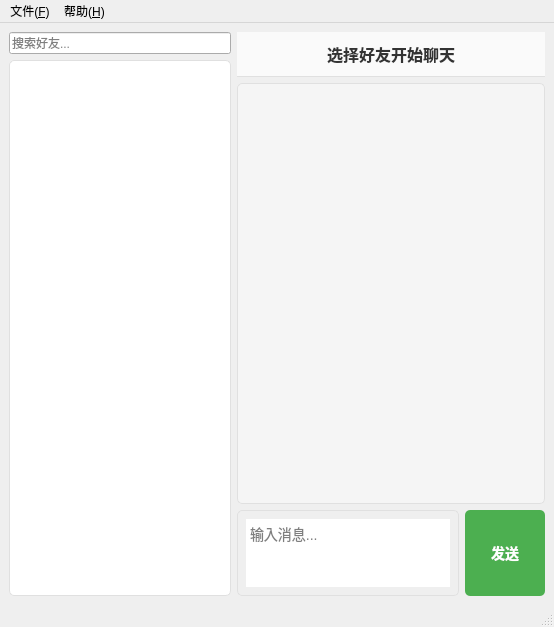
Qt form mainwindow.ui (wuhu503/IMSystem) before a commit.
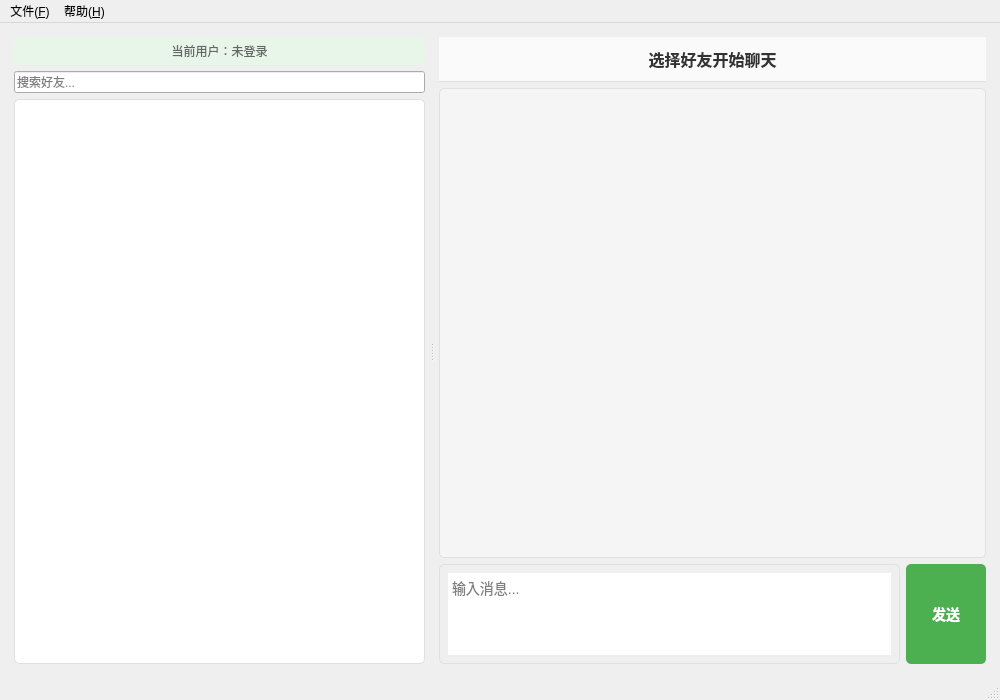
The same form after that commit.

Commit message:
fix: 修复登录注册功能的多个问题
- 修复连接过程中输入变化导致数据不一致，改为保存变量后发送
- 添加重复点击保护，防止多次连接尝试
- 登录成功后保存token到TcpClient
- 添加连接状态管理(isConnecting)，防止重复连接
- 注册流程使用默认服务器配置(127.0.0.1:8080)
- 注册成功后自动返回登录界面并填充用户名
- 修复"返回登录"按钮信号重复连接问题
- 修复UI文件编码问题(UTF-8 with BOM)
- 端口输入框添加QIntValidator验证
- 添加聊天窗口
- 添加测试好友

Diff of the .ui file:
```diff
--- a/mainwindow.ui
+++ b/mainwindow.ui
@@ -6,17 +6,59 @@
    <rect>
     <x>0</x>
     <y>0</y>
-    <width>554</width>
-    <height>627</height>
+    <width>1000</width>
+    <height>700</height>
    </rect>
   </property>
   <property name="windowTitle">
    <string>IMSystem - 即时通讯</string>
   </property>
   <widget class="QWidget" name="centralwidget">
-   <layout class="QGridLayout" name="gridLayout">
-    <item row="0" column="0">
-     <layout class="QVBoxLayout" name="verticalLayout_3">
+   <layout class="QHBoxLayout" name="horizontalLayout">
+    <item>
+     <widget class="QSplitter" name="mainSplitter">
+      <property name="orientation">
+       <enum>Qt::Horizontal</enum>
+      </property>
+      <widget class="QWidget" name="leftPanel">
+       <layout class="QVBoxLayout" name="leftLayout">
+        <property name="leftMargin">
+         <number>5</number>
+        </property>
+        <property name="topMargin">
+         <number>5</number>
+        </property>
+        <property name="rightMargin">
+         <number>5</number>
+        </property>
+        <property name="bottomMargin">
+         <number>5</number>
+        </property>
+        <item>
+         <widget class="QLabel" name="userAccountLabel">
+          <property name="text">
+           <string>当前用户：未登录</string>
+          </property>
+          <property name="alignment">
+           <set>Qt::AlignCenter</set>
+          </property>
+          <property name="maximumSize">
+           <size>
+            <width>16777215</width>
+            <height>30</height>
+           </size>
+          </property>
+          <property name="styleSheet">
+           <string notr="true">QLabel {
+    font-size: 12px;
+    color: #666666;
+    background-color: #e8f5e9;
+    border-radius: 4px;
+    padding: 5px;
+}</string>
+          </property>
+         </widget>
+        </item>
       <item>
        <widget class="QLineEdit" name="searchEdit">
         <property name="maximumSize">
@@ -53,11 +95,21 @@
        </widget>
       </item>
      </layout>
-    </item>
-    <item row="0" column="1">
-     <layout class="QVBoxLayout" name="verticalLayout_2" stretch="6,1">
-      <item>
-       <layout class="QVBoxLayout" name="verticalLayout">
+      </widget>
+      <widget class="QWidget" name="rightPanel">
+       <layout class="QVBoxLayout" name="rightLayout">
+        <property name="leftMargin">
+         <number>5</number>
+        </property>
+        <property name="topMargin">
+         <number>5</number>
+        </property>
+        <property name="rightMargin">
+         <number>5</number>
+        </property>
+        <property name="bottomMargin">
+         <number>5</number>
+        </property>
         <item>
          <widget class="QLabel" name="chatTitleLabel">
           <property name="maximumSize">
@@ -99,8 +151,6 @@
           </property>
          </widget>
         </item>
-       </layout>
-      </item>
       <item>
        <layout class="QHBoxLayout" name="inputLayout">
         <item>
@@ -162,6 +212,8 @@
        </layout>
       </item>
      </layout>
+      </widget>
+     </widget>
     </item>
    </layout>
   </widget>
@@ -170,7 +222,7 @@
     <rect>
      <x>0</x>
      <y>0</y>
-     <width>554</width>
+     <width>1000</width>
      <height>21</height>
     </rect>
    </property>
```
Left out of the diff: 58 changed lines with no effect on the pictures. Lines whose indentation alone changed are shown as unchanged. The commit also changes 12 other files.
